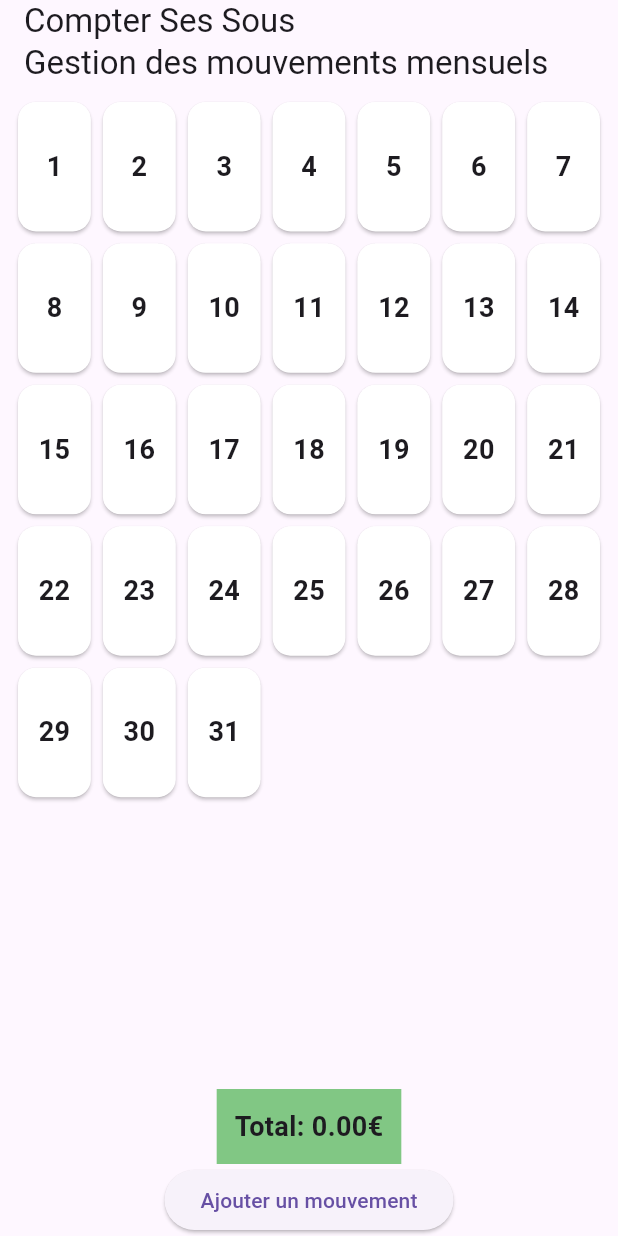
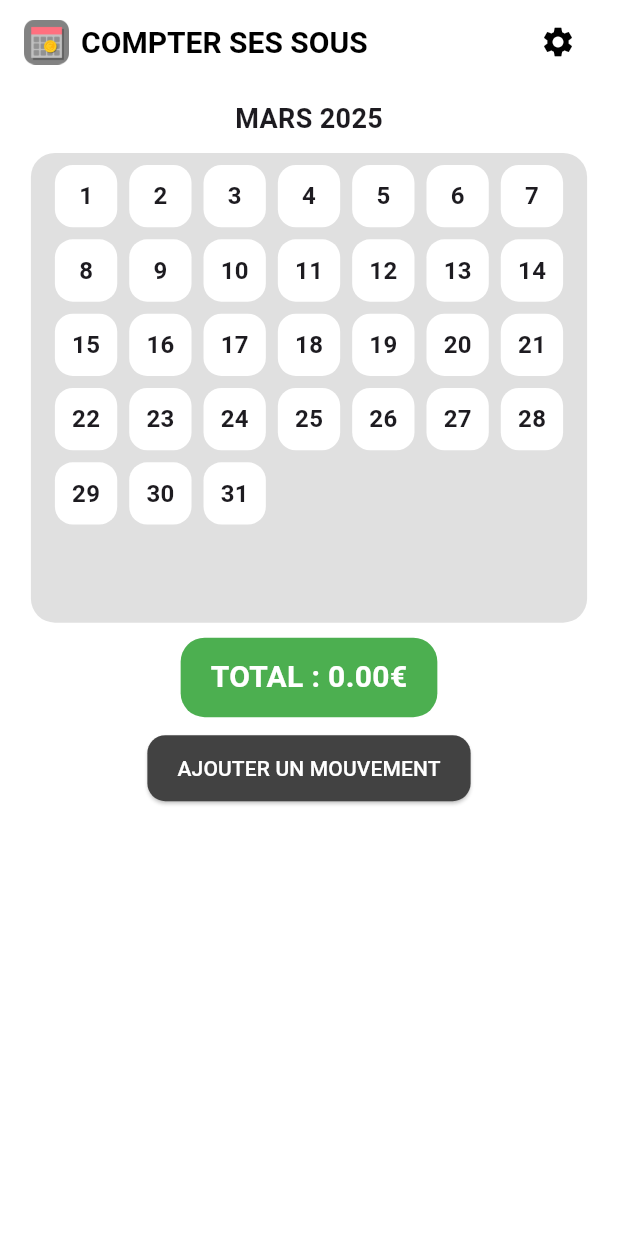
Before and after one commit to salimyes/compter_ses_sous, a Flutter app: the screen it shows after launch, on a phone screen of 412 x 824 dp. Run offline on Flutter 3.47's test engine with Material 3 defaults, Android fonts, the phone set to English and light mode, and no system bars.

Commit message:
Refonte graphique

```diff
--- a/lib/main.dart
+++ b/lib/main.dart
@@ -15,6 +15,13 @@ class MyApp extends StatelessWidget {
       title: 'COMPTER SES SOUS',
       theme: ThemeData(
         primarySwatch: Colors.blue,
+        scaffoldBackgroundColor: Colors.white,
+        appBarTheme: const AppBarTheme(
+          backgroundColor: Colors.white,
+          elevation: 0,
+          iconTheme: IconThemeData(color: Colors.black),
+          titleTextStyle: TextStyle(color: Colors.black, fontSize: 20, fontWeight: FontWeight.bold),
+        ),
       ),
       home: const HomeScreen(),
     );
--- a/lib/screens/add_movement_screen.dart
+++ b/lib/screens/add_movement_screen.dart
@@ -13,20 +13,20 @@ class AddMovementScreen extends StatefulWidget {
 class _AddMovementScreenState extends State<AddMovementScreen> {
   final _formKey = GlobalKey<FormState>();
   late String name;
-  late String amountText; // Stocke le texte du montant
+  late String amountText; // Texte saisi pour le montant
   late int selectedDay;
-  late String selectedType; // "Entrée" ou "Dépense"
+  late String selectedType; // 'Entrée' ou 'Dépense'
   final TextEditingController _amountController = TextEditingController();
 
   @override
   void initState() {
     super.initState();
     name = widget.movement?.name ?? '';
-    amountText = widget.movement?.amount != null && widget.movement!.amount != 0
-        ? widget.movement!.amount.toString()
-        : ''; // Par défaut, champ vide
+    amountText = (widget.movement?.amount != null && widget.movement!.amount != 0)
+        ? widget.movement!.amount.abs().toString() // toujours positif dans le champ
+        : '';
     selectedDay = widget.movement?.date.day ?? DateTime.now().day;
-    selectedType = widget.movement?.amount != null && widget.movement!.amount < 0
+    selectedType = (widget.movement?.amount != null && widget.movement!.amount < 0)
         ? 'Dépense'
         : 'Entrée';
 
@@ -48,21 +48,22 @@ class _AddMovementScreenState extends State<AddMovementScreen> {
   @override
   Widget build(BuildContext context) {
     return Scaffold(
-      appBar: AppBar(title: Text(widget.movement == null ? 'Ajouter un mouvement' : 'Modifier un mouvement')),
+      appBar: AppBar(
+        title: Text(widget.movement == null ? 'Ajouter un mouvement' : 'Modifier un mouvement'),
+      ),
       body: Padding(
         padding: const EdgeInsets.all(16),
         child: Form(
           key: _formKey,
           child: Column(
             children: [
-              // Nom du mouvement
+              // Champ Nom
               TextFormField(
                 initialValue: name,
                 decoration: const InputDecoration(labelText: 'Nom du mouvement'),
                 onChanged: (value) => name = value,
               ),
-
-              // Montant du mouvement
+              // Champ Montant
               TextFormField(
                 controller: _amountController,
                 decoration: const InputDecoration(labelText: 'Montant'),
@@ -71,10 +72,8 @@ class _AddMovementScreenState extends State<AddMovementScreen> {
                   amountText = value;
                 },
               ),
-
               const SizedBox(height: 20),
-
-              // Sélection du jour du mois
+              // Sélection du jour (seul le jour est sélectionné)
               Row(
                 mainAxisAlignment: MainAxisAlignment.spaceBetween,
                 children: [
@@ -97,10 +96,8 @@ class _AddMovementScreenState extends State<AddMovementScreen> {
                   ),
                 ],
               ),
-
               const SizedBox(height: 20),
-
-              // selection du type de mouvement
+              // Sélection du type de mouvement
               Row(
                 mainAxisAlignment: MainAxisAlignment.spaceBetween,
                 children: [
@@ -123,18 +120,15 @@ class _AddMovementScreenState extends State<AddMovementScreen> {
                   ),
                 ],
               ),
-
               const SizedBox(height: 20),
-
               // Bouton d'enregistrement
               ElevatedButton(
                 onPressed: () {
                   if (_formKey.currentState!.validate()) {
                     double amount = double.tryParse(amountText) ?? 0.0;
                     if (selectedType == 'Dépense' && amount > 0) {
-                      amount = -amount; // si c'est une dépense alors négatif
+                      amount = -amount; // Convertir en négatif pour une dépense
                     }
-
                     Navigator.pop(
                       context,
                       Movement(
--- a/lib/screens/home_screen.dart
+++ b/lib/screens/home_screen.dart
@@ -46,19 +46,49 @@ class _HomeScreenState extends State<HomeScreen> {
 
   @override
   Widget build(BuildContext context) {
+    // Exemple : affichage du mois en lettres
+    String monthText = _getMonthName(selectedDate.month).toUpperCase();
+    String yearText = selectedDate.year.toString();
+
     return Scaffold(
-      appBar: AppBar(title: const Text('Compter Ses Sous\nGestion des mouvements mensuels')),
+      appBar: AppBar(
+        title: Row(
+          mainAxisAlignment: MainAxisAlignment.spaceBetween,
+          children: [
+            Row(
+              children: [
+                Image.asset('assets/icons/app_logo.png', height: 30), // logo à gauche (assure-toi que le fichier existe)
+                const SizedBox(width: 8),
+                const Text('COMPTER SES SOUS', style: TextStyle(fontWeight: FontWeight.bold)),
+              ],
+            ),
+            IconButton(
+              icon: const Icon(Icons.settings),
+              onPressed: () {
+                // Action pour les paramètres
+              },
+            ),
+          ],
+        ),
+      ),
       body: Column(
         children: [
-          Expanded(
-            child: CalendarWidget(
-              movements: movements,
-              onEdit: editMovement,
-              onDelete: deleteMovement,
-              selectedDate: selectedDate,
-            ),
+          const SizedBox(height: 10),
+          Text(
+            '$monthText $yearText',
+            style: const TextStyle(fontSize: 18, fontWeight: FontWeight.bold),
           ),
+          const SizedBox(height: 10),
+          // Le calendrier occupe environ 70% de l'écran
+          CalendarWidget(
+            movements: movements,
+            onEdit: editMovement,
+            onDelete: deleteMovement,
+            selectedDate: selectedDate,
+          ),
+          const SizedBox(height: 10),
           TotalDisplay(total: totalAmount),
+          const SizedBox(height: 10),
           ElevatedButton(
             onPressed: () async {
               final result = await Navigator.push(
@@ -69,10 +99,28 @@ class _HomeScreenState extends State<HomeScreen> {
               );
               if (result != null) addMovement(result);
             },
-            child: const Text('Ajouter un mouvement'),
+            style: ElevatedButton.styleFrom(
+              backgroundColor: Colors.grey.shade800,
+              shape: RoundedRectangleBorder(
+                borderRadius: BorderRadius.circular(12),
+              ),
+              padding: const EdgeInsets.symmetric(vertical: 12, horizontal: 20),
+            ),
+            child: const Text(
+              'AJOUTER UN MOUVEMENT',
+              style: TextStyle(color: Colors.white),
+            ),
           ),
         ],
       ),
     );
   }
+
+  String _getMonthName(int month) {
+    const months = [
+      'Janvier', 'Février', 'Mars', 'Avril', 'Mai', 'Juin',
+      'Juillet', 'Août', 'Septembre', 'Octobre', 'Novembre', 'Décembre'
+    ];
+    return months[month - 1];
+  }
 }
--- a/lib/widgets/calendar_widget.dart
+++ b/lib/widgets/calendar_widget.dart
@@ -8,28 +8,39 @@ class CalendarWidget extends StatelessWidget {
   final Function(Movement) onDelete;
   final DateTime selectedDate;
 
-  const CalendarWidget({super.key, required this.movements, required this.onEdit, required this.onDelete, required this.selectedDate});
+  CalendarWidget({
+    required this.movements,
+    required this.onEdit,
+    required this.onDelete,
+    required this.selectedDate,
+  });
 
   int get daysInMonth {
     return DateTime(selectedDate.year, selectedDate.month + 1, 0).day;
   }
-  //aaa
+
   @override
   Widget build(BuildContext context) {
-    double screenHeight = MediaQuery.of(context).size.height; // Hauteur écran
-    double screenWidth = MediaQuery.of(context).size.width; // Largeur écran
+    double screenHeight = MediaQuery.of(context).size.height;
+    double screenWidth = MediaQuery.of(context).size.width;
 
-    return Container(
-      height: screenHeight * 0.7, // Fixer la hauteur à 70% de l'écran
-      padding: const EdgeInsets.all(8),
-      child: Column(
-        children: [
-          Expanded(
+    return Center(
+      child: Container(
+        height: screenHeight * 0.38, // % de la hauteur de l'écran
+        width: screenWidth * 0.90,
+        padding: const EdgeInsets.symmetric(horizontal: 16, vertical: 8),
+        decoration: BoxDecoration(
+          color: Colors.grey.shade300, // Couleur de fond gris clair
+          borderRadius: BorderRadius.circular(16),
+        ),
         child: GridView.builder(
           physics: const NeverScrollableScrollPhysics(),
+          shrinkWrap: true,
           gridDelegate: const SliverGridDelegateWithFixedCrossAxisCount(
             crossAxisCount: 7,
-                childAspectRatio: 0.6, // Diminuer pour allonger les cases en hauteur
+            crossAxisSpacing: 8,
+            mainAxisSpacing: 8,
+            childAspectRatio: 1,
           ),
           itemCount: daysInMonth,
           itemBuilder: (context, index) {
@@ -72,25 +83,26 @@ class CalendarWidget extends StatelessWidget {
                   );
                 }
               },
-                  child: Card(
-                    color: movement.amount != 0 ? Colors.blue.shade50 : Colors.white,
+              child: Container(
+                decoration: BoxDecoration(
+                  color: Colors.white,
+                  borderRadius: BorderRadius.circular(12),
+                ),
                 child: Column(
                   mainAxisAlignment: MainAxisAlignment.center,
                   children: [
-                        Text('${index + 1}', style: const TextStyle(fontWeight: FontWeight.bold, fontSize: 18)),
+                    Text('${index + 1}', style: const TextStyle(fontWeight: FontWeight.bold, fontSize: 16)),
                     if (movement.name.isNotEmpty) ...[
-                          FittedBox(
-                            fit: BoxFit.scaleDown,
-                            child: Text(
-                              movement.name,
-                              style: const TextStyle(fontSize: 14, fontWeight: FontWeight.w600),
-                              textAlign: TextAlign.center,
+                      const SizedBox(height: 4),
+                      Image.asset(
+                        'assets/icons/${movement.name.toLowerCase()}.png', // Icône selon le type de mouvement
+                        height: 24,
                       ),
-                          ),
+                      const SizedBox(height: 2),
                       Text(
                         '${movement.amount}€',
                         style: TextStyle(
-                              fontSize: 14,
+                          fontSize: 12,
                           color: movement.amount >= 0 ? Colors.green : Colors.red,
                           fontWeight: FontWeight.bold,
                         ),
@@ -103,8 +115,6 @@ class CalendarWidget extends StatelessWidget {
           },
         ),
       ),
-        ],
-      ),
     );
   }
 }
--- a/lib/widgets/total_display.dart
+++ b/lib/widgets/total_display.dart
@@ -8,11 +8,14 @@ class TotalDisplay extends StatelessWidget {
   @override
   Widget build(BuildContext context) {
     return Container(
-      padding: const EdgeInsets.all(12),
-      color: total >= 0 ? Colors.green.shade300 : Colors.red.shade300,
+      padding: const EdgeInsets.symmetric(vertical: 12, horizontal: 20),
+      decoration: BoxDecoration(
+        color: total >= 0 ? Colors.green : Colors.red,
+        borderRadius: BorderRadius.circular(16),
+      ),
       child: Text(
-        'Total: ${total.toStringAsFixed(2)}€',
-        style: const TextStyle(fontSize: 18, fontWeight: FontWeight.bold),
+        'TOTAL : ${total.toStringAsFixed(2)}€',
+        style: const TextStyle(fontSize: 20, fontWeight: FontWeight.bold, color: Colors.white),
       ),
     );
   }
--- a/pubspec.yaml
+++ b/pubspec.yaml
@@ -32,6 +32,7 @@ dependencies:
     sdk: flutter
 
 
+
   # The following adds the Cupertino Icons font to your application.
   # Use with the CupertinoIcons class for iOS style icons.
   cupertino_icons: ^1.0.8
@@ -59,8 +60,8 @@ flutter:
   uses-material-design: true
 
   # To add assets to your application, add an assets section, like this:
-  # assets:
-  #   - images/a_dot_burr.jpeg
+  assets:
+     - assets/icons/
   #   - images/a_dot_ham.jpeg
 
   # An image asset can refer to one or more resolution-specific "variants", see
```
Also changed, not shown: assets/icons/app_logo.png (added), assets/icons/euro.png (added), assets/icons/netflix.png (added). Lines whose indentation alone changed are shown as unchanged.
